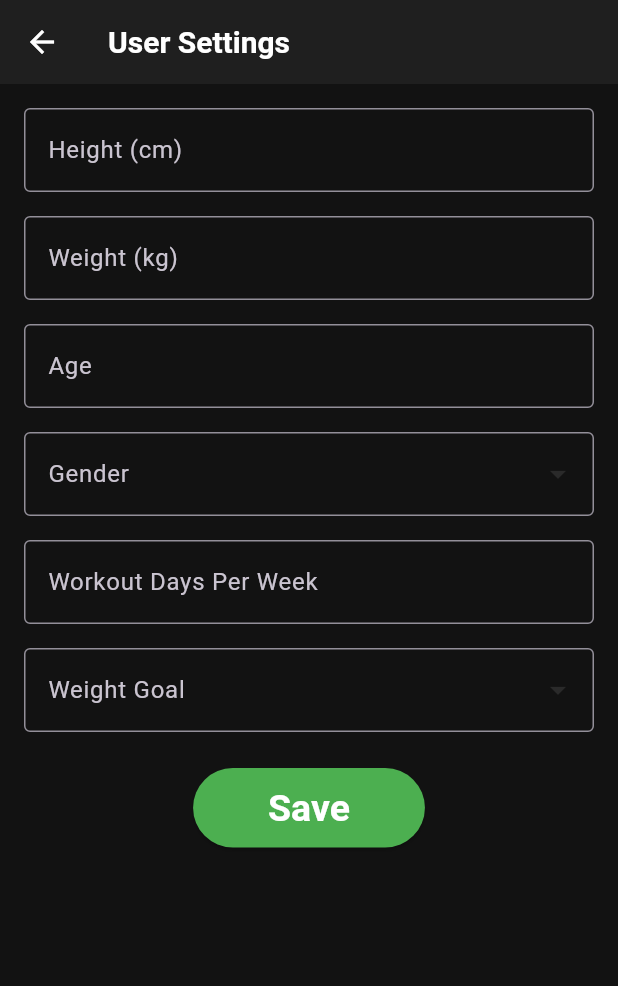
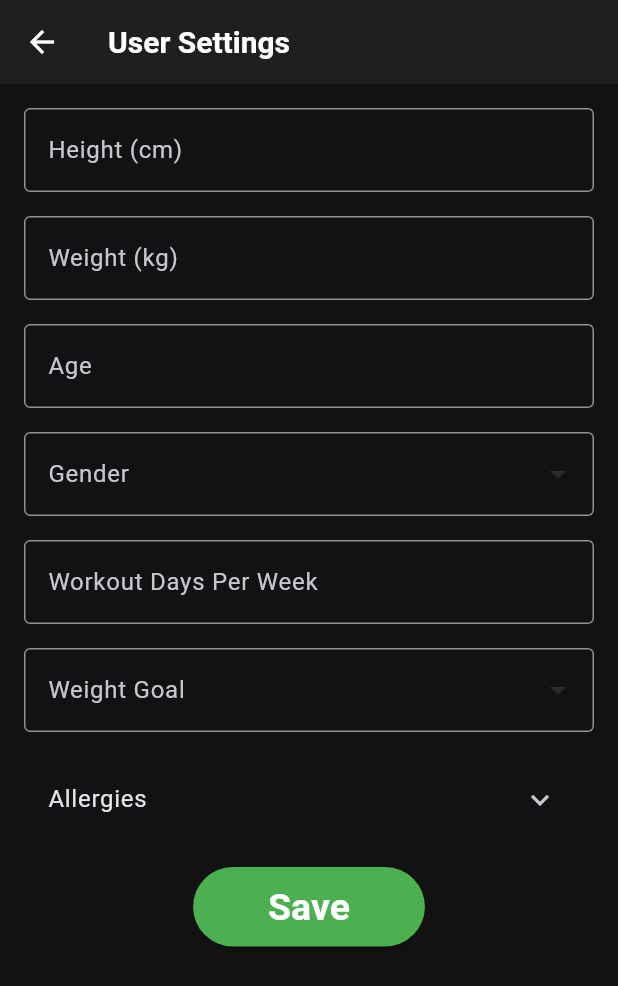
Before and after one commit to mathiasfri/MealGuider_Frontend, a Flutter app: the UserSettingsPage screen opened directly, on a phone screen of 412 x 824 dp. Shown: the top 986 px of the screen. Run offline on Flutter 3.47's test engine with Material 3 defaults, Android fonts, the light colour scheme and no system bars; our stand-ins replace flutter_secure_storage; missing offline and left inert: oauth2_client; accounts and stored records are empty; network calls fail.

Commit message:
list of allergies added to updateUserSettings

```diff
--- a/lib/functionality/user/model/user.dart
+++ b/lib/functionality/user/model/user.dart
@@ -4,14 +4,12 @@ import 'package:mealguider/functionality/user/model/user_settings.dart';
 class User {
   final int id;
   final String email;
-  final List<String> allergies;
   final UserSettings userSettings;
   final List<Recipe> recipes;
 
   User({
     required this.id,
     required this.email,
-    required this.allergies,
     required this.userSettings,
     required this.recipes,
   });
@@ -20,7 +18,6 @@ class User {
     return User(
       id: json['id'],
       email: json['email'],
-      allergies: json['allergies'].cast<String>(),
       userSettings: UserSettings.fromJson(json['userSettings']),
       recipes: json['recipes']
           .map<Recipe>((recipe) => Recipe.fromJson(recipe))
@@ -31,7 +28,6 @@ class User {
   Map<String, dynamic> toJson() {
     return {
       'email': email,
-      'allergies': allergies,
       'userSettings': userSettings.toJson(),
       'recipes': recipes.map((recipe) => recipe.toJson()).toList(),
     };
--- a/lib/functionality/user/model/user_settings.dart
+++ b/lib/functionality/user/model/user_settings.dart
@@ -6,6 +6,7 @@ class UserSettings {
   final String gender;
   final int workRate;
   final String weightGoal;
+  final List<String>? allergies;
 
   UserSettings({
     this.id,
@@ -15,6 +16,7 @@ class UserSettings {
     required this.gender,
     required this.workRate,
     required this.weightGoal,
+    this.allergies,
   });
 
   factory UserSettings.fromJson(Map<String, dynamic> json) {
@@ -26,6 +28,7 @@ class UserSettings {
       gender: json['gender'],
       workRate: json['workRate'],
       weightGoal: json['weightGoal'],
+      allergies: json['allergies'],
     );
   }
 
@@ -38,6 +41,7 @@ class UserSettings {
       'gender': gender,
       'workRate': workRate,
       'weightGoal': weightGoal,
+      'allergies': allergies,
     };
   }
 }
--- a/lib/functionality/user/pages/user_settings_page.dart
+++ b/lib/functionality/user/pages/user_settings_page.dart
@@ -2,6 +2,7 @@ import 'package:flutter/material.dart';
 import 'package:mealguider/functionality/user/model/user.dart';
 import 'package:mealguider/functionality/user/model/user_settings.dart';
 import 'package:mealguider/functionality/user/service/user_service.dart';
+import 'package:mealguider/utils/code_constants.dart';
 
 class UserSettingsPage extends StatefulWidget {
   const UserSettingsPage({super.key});
@@ -21,15 +22,15 @@ class _UserSettingsPageState extends State<UserSettingsPage> {
 
   List<String>? genders;
   List<String>? weightGoals;
-
   String? gender;
   String? weightGoal;
+
+  final List<String> selectedAllergies = [];
 
   @override
   void initState() {
     super.initState();
 
-    // Initialize dropdown values
     _getEnums();
   }
 
@@ -50,6 +51,7 @@ class _UserSettingsPageState extends State<UserSettingsPage> {
       gender: gender ?? "UNKNOWN",
       workRate: int.parse(workoutRateController.text),
       weightGoal: weightGoal ?? "MAINTAIN",
+      allergies: selectedAllergies.isEmpty ? null : selectedAllergies,
     );
 
     await UserService().updateUserSettings(settings);
@@ -193,7 +195,14 @@ class _UserSettingsPageState extends State<UserSettingsPage> {
                   validator: (value) =>
                       value == null ? 'Please select your weight goal' : null,
                 ),
-                const SizedBox(height: 24),
+                const SizedBox(height: 16),
+
+                // Allergies Selection with Collapse Option
+                ExpansionTile(
+                  title: const Text("Allergies"),
+                  children: _buildCollapsibleAllergies(),
+                ),
+                const SizedBox(height: 16),
 
                 // Save Button
                 Center(
@@ -221,6 +230,25 @@ class _UserSettingsPageState extends State<UserSettingsPage> {
     );
   }
 
+  // Helper for collapsible allergies
+  List<Widget> _buildCollapsibleAllergies() {
+    return commonAllergies
+        .map((allergy) => CheckboxListTile(
+              title: Text(allergy),
+              value: selectedAllergies.contains(allergy),
+              onChanged: (bool? selected) {
+                setState(() {
+                  if (selected == true) {
+                    selectedAllergies.add(allergy);
+                  } else {
+                    selectedAllergies.remove(allergy);
+                  }
+                });
+              },
+            ))
+        .toList();
+  }
+
   @override
   void dispose() {
     // Dispose controllers to avoid memory leaks
--- /dev/null
+++ b/lib/utils/code_constants.dart
@@ -0,0 +1,22 @@
+const List<String> commonAllergies = [
+  "Peanuts",
+  "Tree Nuts",
+  "Milk",
+  "Eggs",
+  "Fish",
+  "Shellfish",
+  "Wheat",
+  "Soy",
+  "Sesame",
+  "Gluten",
+  "Lupin",
+  "Celery",
+  "Mustard",
+  "Sulphites",
+  "Crustaceans",
+  "Mollusks",
+  "Corn",
+  "Strawberries",
+  "Kiwi",
+  "Tomatoes",
+];
```
Also changed, not shown: lib/functionality/user/widgets/allergies_list.dart (added, +51 -0 lines).
